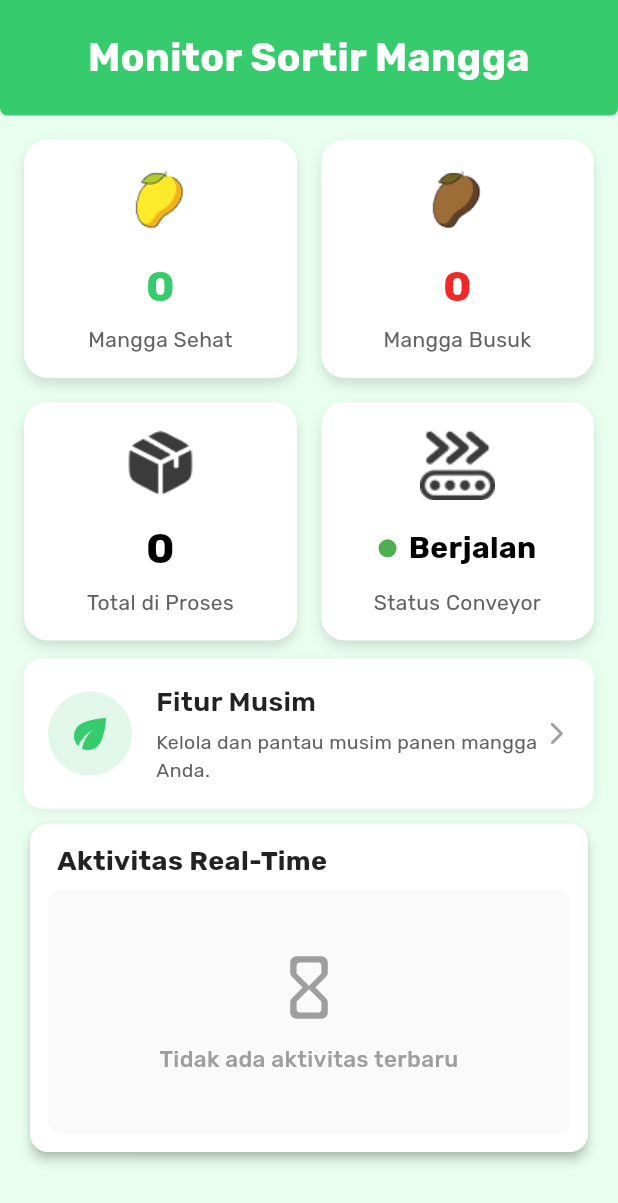
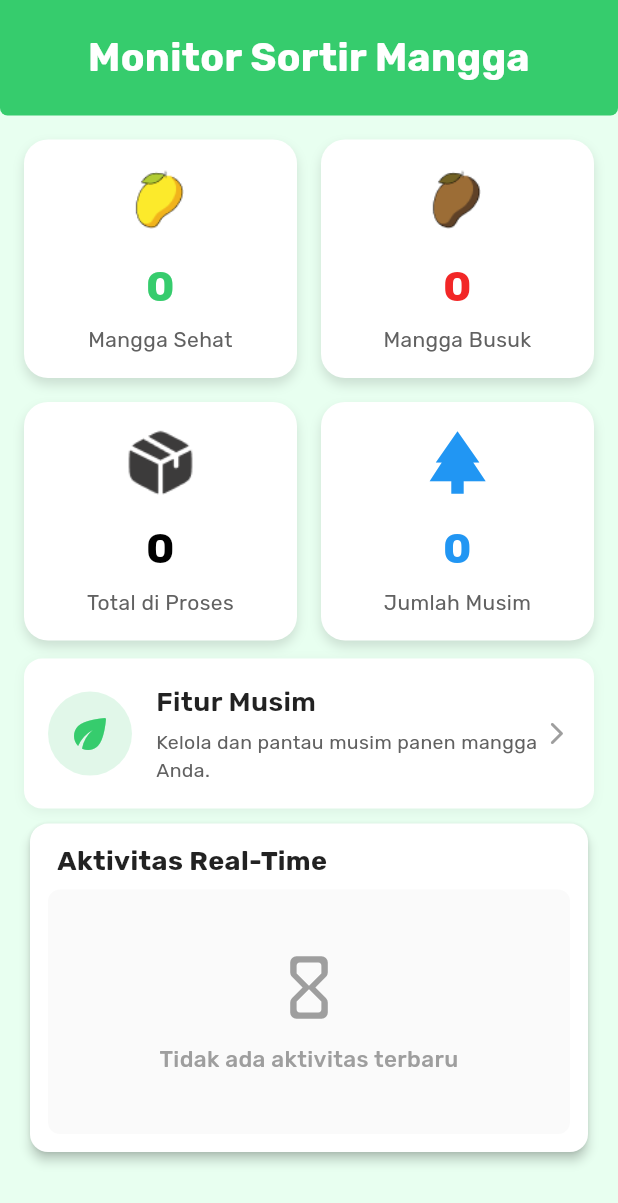
Before and after one commit to hajuenter/mango_quality_app, a Flutter app: the DashboardPage screen opened directly, scrolled down 121 dp, on a phone screen of 412 x 824 dp. Shown: the top 1203 px of the screen. Run offline on Flutter 3.47's test engine with Material 3 defaults, Android fonts, the phone set to English and light mode, and no system bars; drawn by our look-alikes of auto_size_text; our stand-ins replace cached_network_image, cloud_firestore, firebase_auth, firebase_core, fl_chart, flutter_dotenv and 9 more; missing offline and left inert: firebase_app_check, markdown; accounts and stored records are empty; generated files the repository leaves out were written again; statements that could not run were skipped.

Commit message:
feat: add season count

```diff
--- a/lib/controllers/season_controller.dart
+++ b/lib/controllers/season_controller.dart
@@ -8,6 +8,7 @@ class SeasonController extends GetxController {
   final SeasonService _service = SeasonService();
 
   var seasonList = <SeasonModel>[].obs;
+  var seasonCount = 0.obs;
   var isLoading = true.obs;
 
   StreamSubscription<List<SeasonModel>>? _streamSubscription;
@@ -27,6 +28,7 @@ class SeasonController extends GetxController {
       (seasons) {
         seasons.sort((a, b) => b.startedAt.compareTo(a.startedAt));
         seasonList.assignAll(seasons);
+        seasonCount.value = seasons.length;
         isLoading.value = false;
       },
       onError: (e) {
@@ -44,6 +46,8 @@ class SeasonController extends GetxController {
       final seasons = await _service.fetchSeasonsOnce();
       seasons.sort((a, b) => b.startedAt.compareTo(a.startedAt));
       seasonList.assignAll(seasons);
+
+      seasonCount.value = seasons.length;
 
       final elapsed = DateTime.now().difference(start);
       final remaining = const Duration(seconds: 2) - elapsed;
--- a/lib/pages/apk/dashboard_page.dart
+++ b/lib/pages/apk/dashboard_page.dart
@@ -6,6 +6,7 @@ import 'package:shimmer/shimmer.dart';
 import '../../config/colors.dart';
 import '../../controllers/healthy_rotten_count_controller.dart';
 import '../../controllers/mango_latest_controller.dart';
+import '../../controllers/season_controller.dart';
 import '../../widgets/custom_feature.dart';
 import '../../widgets/dashboard_card.dart';
 import '../../widgets/realtime_activity_card.dart';
@@ -23,12 +24,14 @@ class DashboardPage extends StatefulWidget {
 class _DashboardPageState extends State<DashboardPage> {
   late final HealthyRottenCountController controller;
   late final MangoLatestController latestController;
+  late final SeasonController seasonController;
 
   @override
   void initState() {
     super.initState();
     controller = Get.put(HealthyRottenCountController());
     latestController = Get.put(MangoLatestController());
+    seasonController = Get.put(SeasonController());
   }
 
   @override
@@ -147,15 +150,20 @@ class _DashboardPageState extends State<DashboardPage> {
                                       numberFontSize: 40,
                                       label: 'Total di Proses',
                                     ),
-                                    DashboardCard(
-                                      imageAsset: 'assets/conveyor.png',
-                                      iconSize: 50,
-                                      iconColor: Colors.green,
-                                      statusDotColor: Colors.green,
-                                      number: 'Berjalan',
-                                      numberFontSize: 20,
-                                      label: 'Status Conveyor',
-                                    ),
+                                    Obx(() {
+                                      final seasonCount =
+                                          seasonController.seasonCount.value;
+
+                                      return DashboardCard(
+                                        icon: Icons.park,
+                                        iconSize: 50,
+                                        iconColor: Colors.blue,
+                                        number: '$seasonCount',
+                                        numberFontSize: 40,
+                                        numberColor: Colors.blue,
+                                        label: 'Jumlah Musim',
+                                      );
+                                    }),
                                   ];
                                   return cards[index];
                                 },
```
